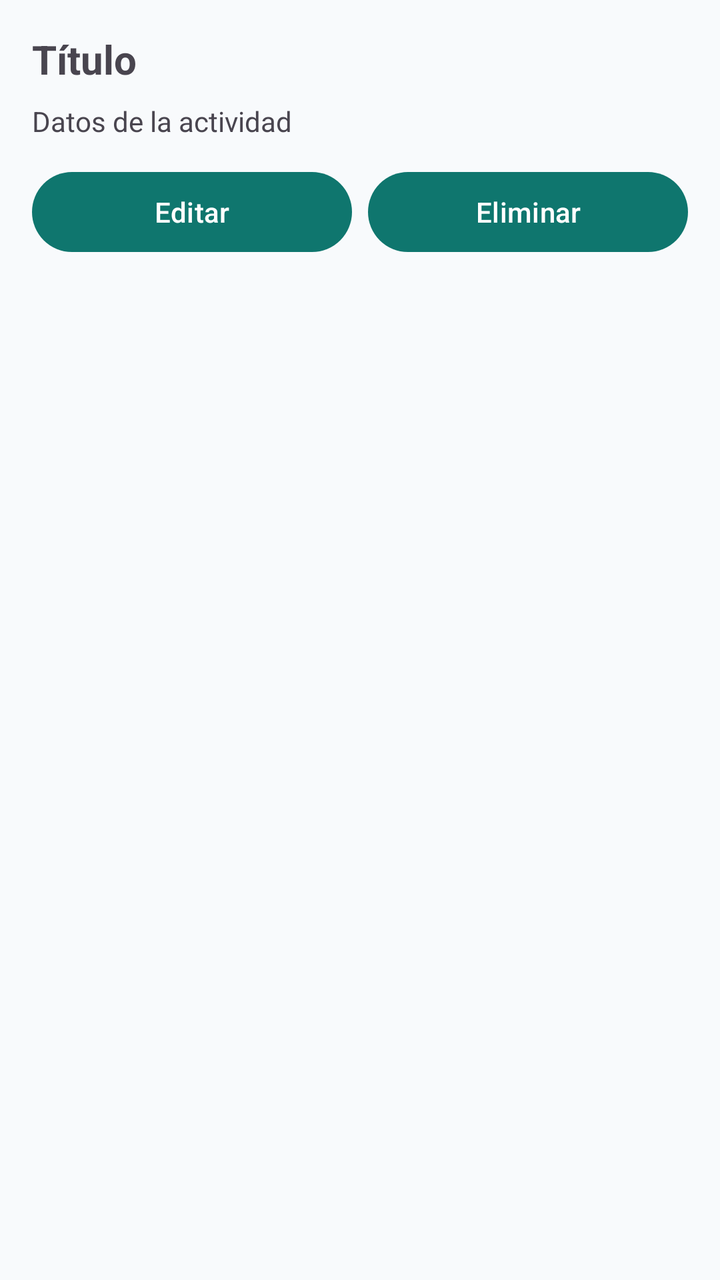
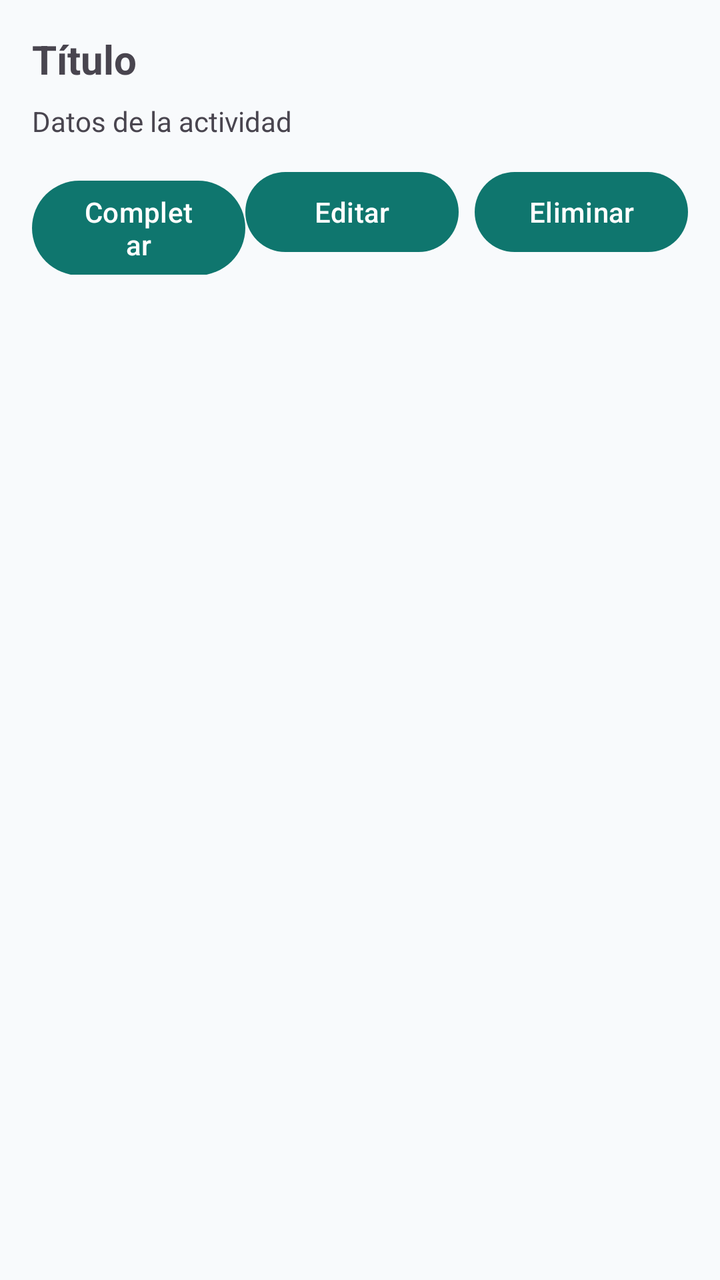

An Android layout rendered at two revisions. The XML below is the earlier revision; the diff shows what the commit changed to produce the second picture.
<!-- AndroidManifest.xml: application theme Theme.OrganizaMe -->
<!-- res/layout/tarjeta_actividad.xml -->
<?xml version="1.0" encoding="utf-8"?>
<LinearLayout xmlns:android="http://schemas.android.com/apk/res/android"
    android:layout_width="match_parent"
    android:layout_height="wrap_content"
    android:layout_marginBottom="16dp"
    android:orientation="vertical"
    android:padding="16dp">

    <TextView
        android:id="@+id/txtTituloActividad"
        android:layout_width="match_parent"
        android:layout_height="wrap_content"
        android:text="Título"
        android:textSize="20sp"
        android:textStyle="bold" />

    <TextView
        android:id="@+id/txtDatosActividad"
        android:layout_width="match_parent"
        android:layout_height="wrap_content"
        android:layout_marginTop="8dp"
        android:text="Datos de la actividad" />

    <LinearLayout
        android:layout_width="match_parent"
        android:layout_height="wrap_content"
        android:layout_marginTop="12dp"
        android:orientation="horizontal">

        <Button
            android:id="@+id/btnEditarActividad"
            android:layout_width="0dp"
            android:layout_height="wrap_content"
            android:layout_weight="1"
            android:text="Editar" />

        <Button
            android:id="@+id/btnEliminarActividad"
            android:layout_width="0dp"
            android:layout_height="wrap_content"
            android:layout_marginStart="8dp"
            android:layout_weight="1"
            android:text="Eliminar" />

    </LinearLayout>

</LinearLayout>
<!-- resources referenced by this layout -->
<resources>
  <style name="Theme.OrganizaMe" parent="Theme.Material3.DayNight.NoActionBar">
          <item name="colorPrimary">@color/primary</item>
          <item name="colorPrimaryDark">@color/primary_dark</item>
          <item name="colorSecondary">@color/secondary</item>
          <item name="android:windowLightStatusBar">true</item>
          <item name="android:navigationBarColor">@color/background</item>
          <item name="android:windowBackground">@color/background</item>
      </style>
  <color name="primary">#0F766E</color>
  <color name="primary_dark">#134E4A</color>
  <color name="secondary">#2563EB</color>
  <color name="background">#F8FAFC</color>
</resources>

<!-- the commit's change to res/layout/tarjeta_actividad.xml (unified diff, before → after) -->
@@ -28,6 +28,14 @@
         android:orientation="horizontal">
 
         <Button
+            android:id="@+id/btnCompletarActividad"
+            android:layout_width="0dp"
+            android:layout_height="wrap_content"
+            android:layout_weight="1"
+            android:text="Completar" />
+
+
+        <Button
             android:id="@+id/btnEditarActividad"
             android:layout_width="0dp"
             android:layout_height="wrap_content"
